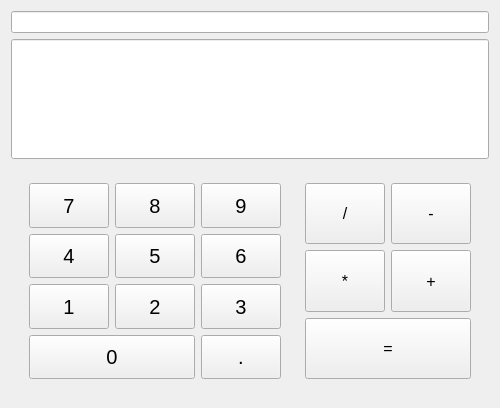
Before: the Qt Designer form calculator.ui in camper81/Calculator, drawn with Qt 5.
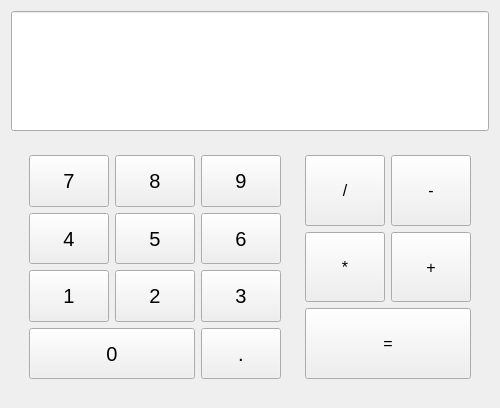
After: the same form once the commit is applied.

Commit message: Очередной коммит. Изменён порядок взаимодействия с числами

```diff
--- a/calculator.ui
+++ b/calculator.ui
@@ -14,9 +14,6 @@
    <string>Widget</string>
   </property>
   <layout class="QVBoxLayout" name="verticalLayout">
-   <item>
-    <widget class="QLineEdit" name="lineEdit"/>
-   </item>
    <item>
     <widget class="QLineEdit" name="l_calculation">
      <property name="minimumSize">
```
The commit also changes 2 other files.
